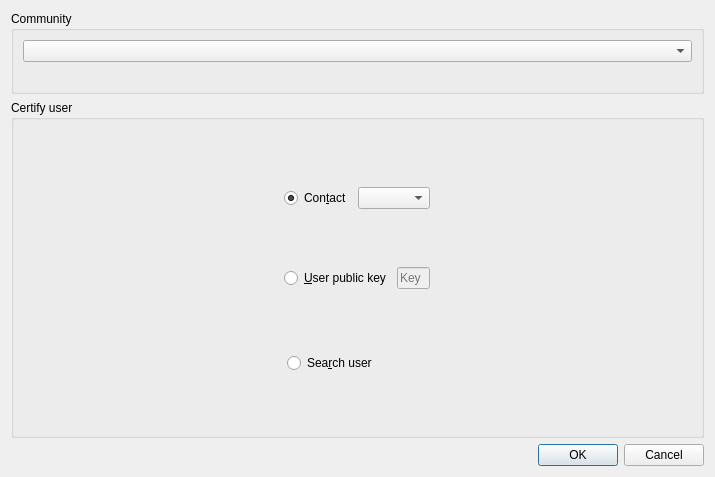
Old version of the form res/ui/certification.ui in the repository duniter/sakia.
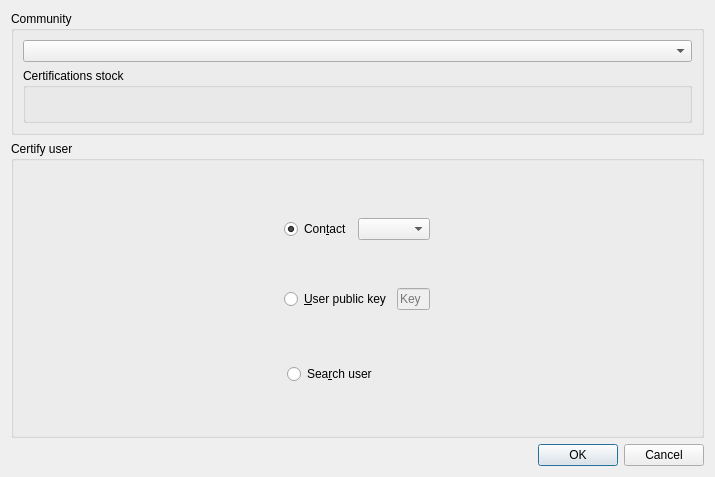
New version of the form. Custom widgets are drawn as their Qt base class.

Commit message: Implementation of cert stock (#383)

Patch:
```diff
--- a/res/ui/certification.ui
+++ b/res/ui/certification.ui
@@ -30,10 +30,19 @@
        <widget class="QComboBox" name="combo_community"/>
       </item>
       <item>
+       <widget class="QGroupBox" name="groupBox_3">
+        <property name="title">
+         <string>Certifications stock</string>
+        </property>
+        <layout class="QVBoxLayout" name="verticalLayout_4">
+         <item>
        <widget class="QLabel" name="label_cert_stock">
         <property name="text">
          <string/>
         </property>
+          </widget>
+         </item>
+        </layout>
        </widget>
       </item>
      </layout>
```
Lines whose indentation alone changed are shown as unchanged. The commit also changes 6 other files.
